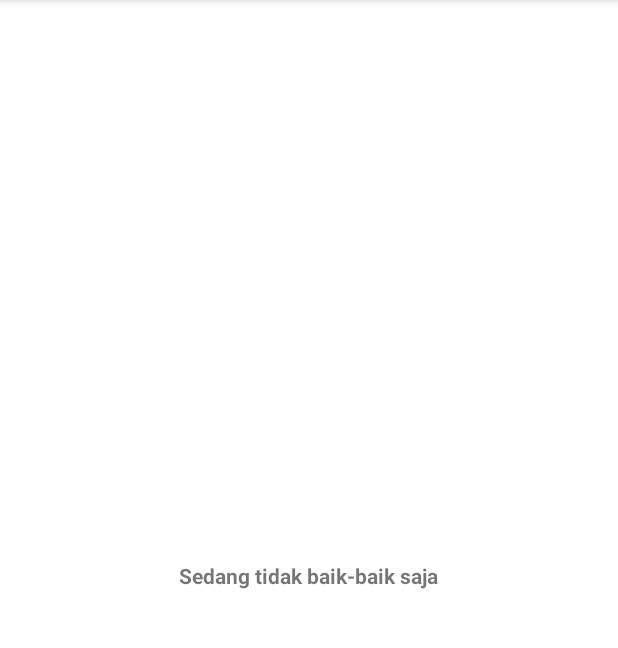
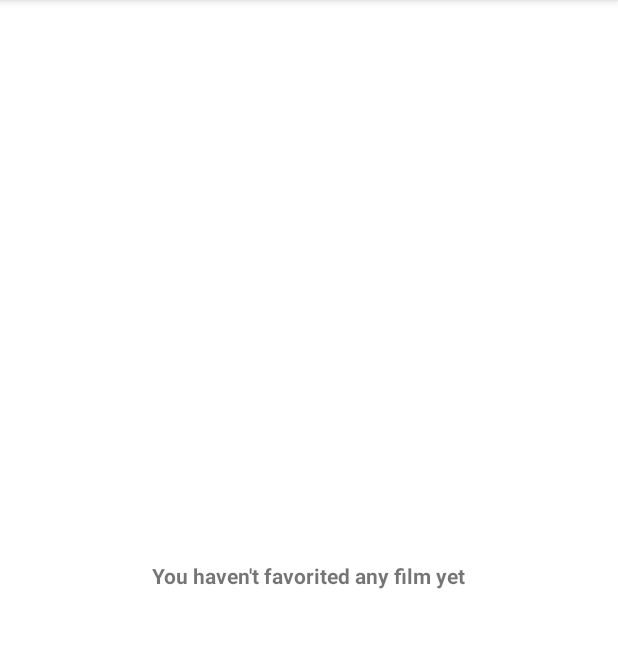
Before and after one commit to Jons1104/FinalMobile, an Android app: the fragment FavoriteFragment shown on its own in the app's theme, on a phone screen of 412 x 824 dp, the part 84-732 px from its top. Run offline under Robolectric (Android 15) with nearby library versions, the phone set to English and light mode, and no system bars; pictures from the network do not load; 2 statements that could not run were skipped.

Commit message:
fix(fix): modified layout fragment
make error message

```diff
--- a/app/src/main/res/layout/fragment_favorite.xml
+++ b/app/src/main/res/layout/fragment_favorite.xml
@@ -15,7 +15,7 @@
         android:layout_width="wrap_content"
         android:layout_height="wrap_content"
         android:layout_centerInParent="true"
-        android:text="Sedang tidak baik-baik saja"
+        android:text="You haven't favorited any film yet"
         android:textStyle="bold"
         android:textAlignment="center"
         android:visibility="gone"/>
--- a/app/src/main/res/layout/fragment_movie.xml
+++ b/app/src/main/res/layout/fragment_movie.xml
@@ -20,7 +20,7 @@
         android:textStyle="bold"
         android:visibility="gone"
         android:textAlignment="center"
-        android:text="Sedang tidak baik-baik saja"/>
+        android:text="Please check your internet connection"/>
     <ProgressBar
         android:id="@+id/movie_progressbar"
         android:layout_width="wrap_content"
--- a/app/src/main/res/layout/fragment_tv.xml
+++ b/app/src/main/res/layout/fragment_tv.xml
@@ -18,7 +18,7 @@
         android:textStyle="bold"
         android:visibility="gone"
         android:textAlignment="center"
-        android:text="Sedang tidak baik-baik saja"/>
+        android:text="Please check your internet connection"/>
     <ProgressBar
         android:id="@+id/tv_progressbar"
         android:layout_width="wrap_content"
```
